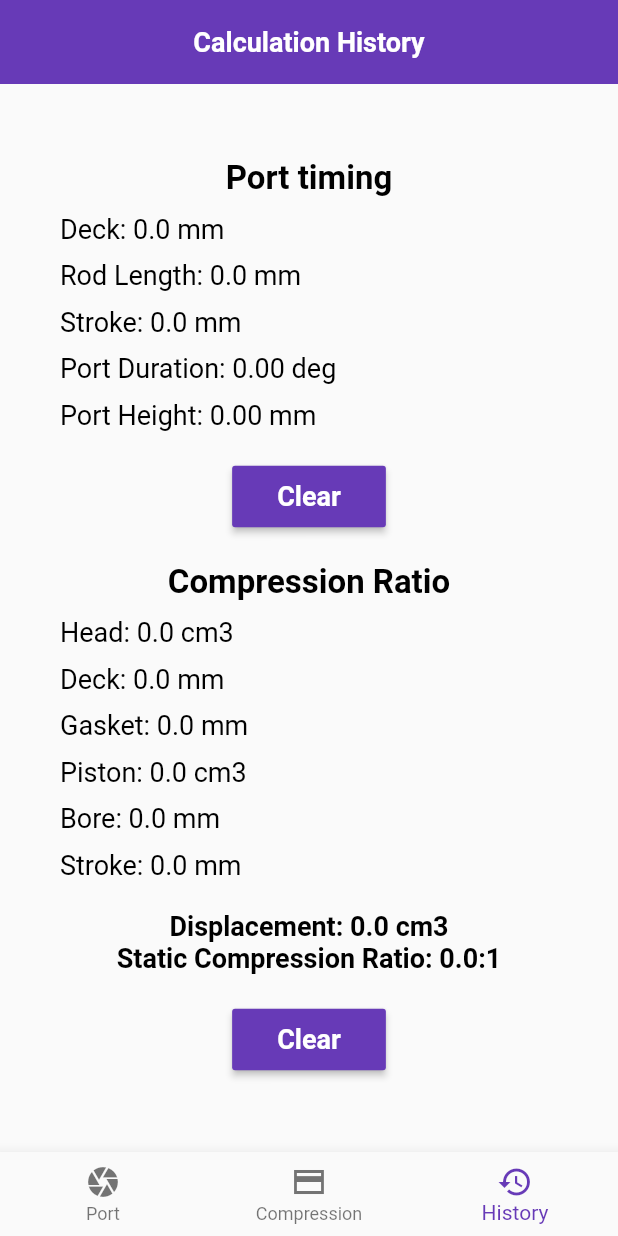
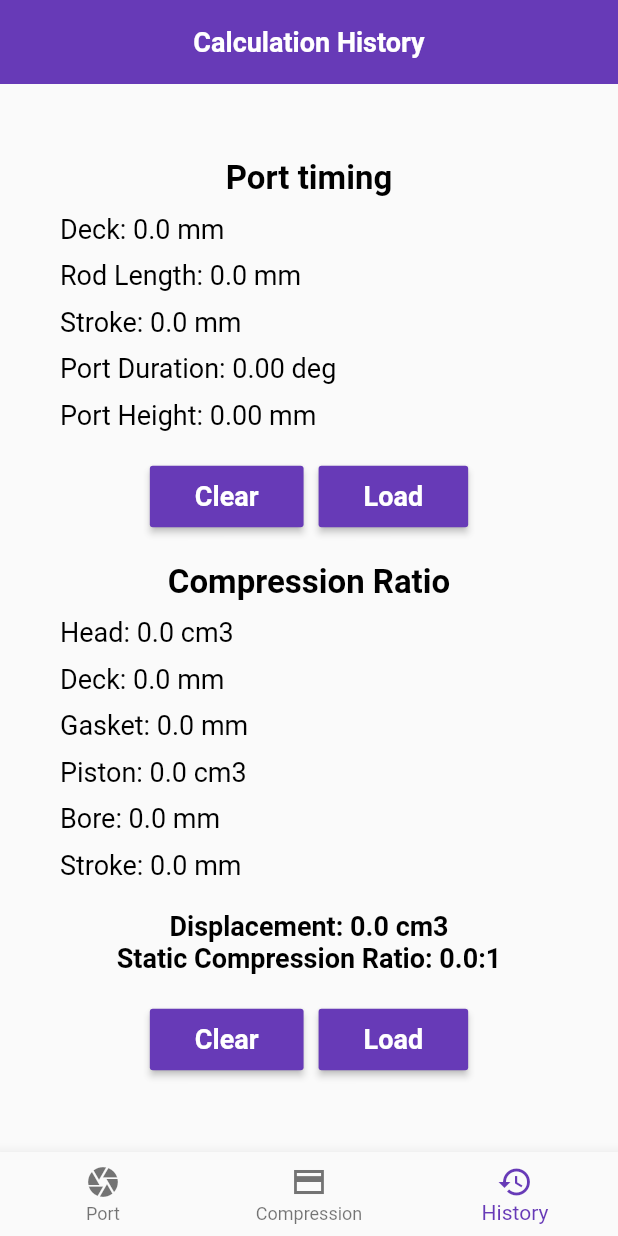
Before and after one commit to TodorStamenov/two_stroke_stuff, a Flutter app: the screen it shows after launch, item 3 of the bottom bar chosen, on a phone screen of 412 x 824 dp. Run offline on Flutter 3.47's test engine with Material 2 defaults, Android fonts, the phone set to English and light mode, and no system bars; our stand-ins replace fluttertoast, shared_preferences.

Commit message:
Added Load buttons

```diff
--- a/lib/pages/calculation_history.dart
+++ b/lib/pages/calculation_history.dart
@@ -100,16 +100,27 @@ class _CalculationHistoryState extends State<CalculationHistory> {
               ),
             ),
             const SizedBox(height: 20),
-            Center(
-              child: PrimaryActionButton(
+            Row(
+              mainAxisAlignment: MainAxisAlignment.center,
+              children: [
+                PrimaryActionButton(
                   text: 'Clear',
                   action: () {
-                  Storage.prefs?.setString('port', jsonEncode(PortTimingModel()));
+                    Storage.prefs?.setString(
+                      'port',
+                      jsonEncode(PortTimingModel()),
+                    );
                     setState(() {
                       portTiming = PortTimingModel();
                     });
                   },
                 ),
+                const SizedBox(width: 10),
+                PrimaryActionButton(
+                  text: 'Load',
+                  action: () {},
+                ),
+              ],
             ),
             const SizedBox(height: 20),
             const Text(
@@ -180,16 +191,27 @@ class _CalculationHistoryState extends State<CalculationHistory> {
               ),
             ),
             const SizedBox(height: 20),
-            Center(
-              child: PrimaryActionButton(
+            Row(
+              mainAxisAlignment: MainAxisAlignment.center,
+              children: [
+                PrimaryActionButton(
                   text: 'Clear',
                   action: () {
-                  Storage.prefs?.setString('compression', jsonEncode(CompressionRatioModel()));
+                    Storage.prefs?.setString(
+                      'compression',
+                      jsonEncode(CompressionRatioModel()),
+                    );
                     setState(() {
                       compressionRatio = CompressionRatioModel();
                     });
                   },
                 ),
+                const SizedBox(width: 10),
+                PrimaryActionButton(
+                  text: 'Load',
+                  action: () {},
+                ),
+              ],
             ),
           ],
         ),
--- a/lib/pages/compression_ratio.dart
+++ b/lib/pages/compression_ratio.dart
@@ -116,7 +116,7 @@ class _CompressionRatioState extends State<CompressionRatio> {
           mainAxisAlignment: MainAxisAlignment.center,
           crossAxisAlignment: CrossAxisAlignment.stretch,
           children: [
-            const SizedBox(height: 20),
+            const SizedBox(height: 10),
             Row(
               children: [
                 Expanded(
@@ -195,7 +195,7 @@ class _CompressionRatioState extends State<CompressionRatio> {
             ),
             const SizedBox(height: 50),
             Row(
-              mainAxisAlignment: MainAxisAlignment.start,
+              mainAxisAlignment: MainAxisAlignment.center,
               children: [
                 PrimaryActionButton(
                   text: 'Clear',
```
Also changed, not shown: lib/pages/port_timing.dart (+5 -5 lines). Lines whose indentation alone changed are shown as unchanged.
